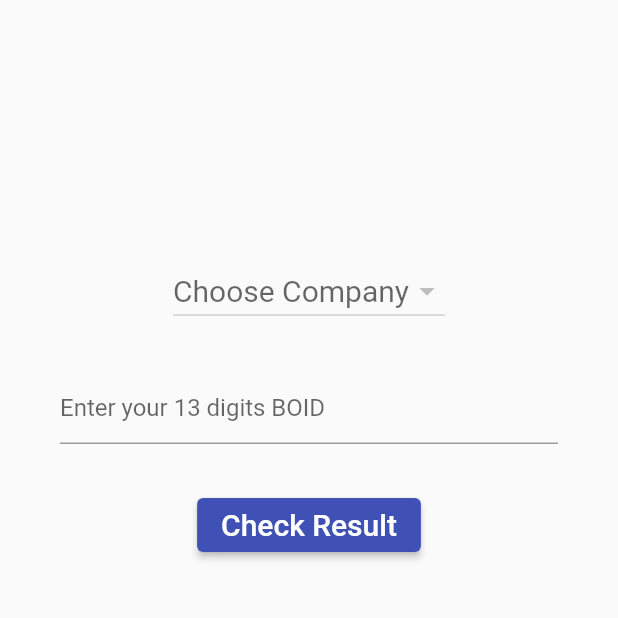
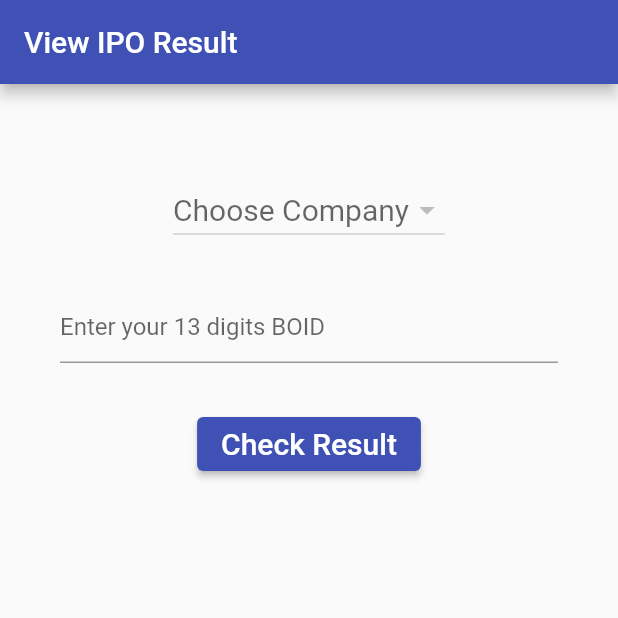
Before and after one commit to aprashantz/flutter-iporesult, a Flutter app: the screen it shows after launch, on a phone screen of 412 x 824 dp, the top half of it. Run offline on Flutter 3.47's test engine with Material 2 defaults, Android fonts, the phone set to English and light mode, and no system bars; network calls fail.

Commit message:
fix ios issue

```diff
--- a/lib/main.dart
+++ b/lib/main.dart
@@ -70,11 +70,14 @@ class _HomePageState extends State<HomePage> {
         SystemUiOverlayStyle(statusBarColor: Colors.indigo));
 
     return Scaffold(
+      appBar: AppBar(
+        title: Text("View IPO Result"),
+      ),
       body: Center(
         child: Column(
           children: [
             SizedBox(
-              height: 170,
+              height: 60,
             ),
 
             //choose company dropdown
```
Also changed, not shown: 2 other files.
